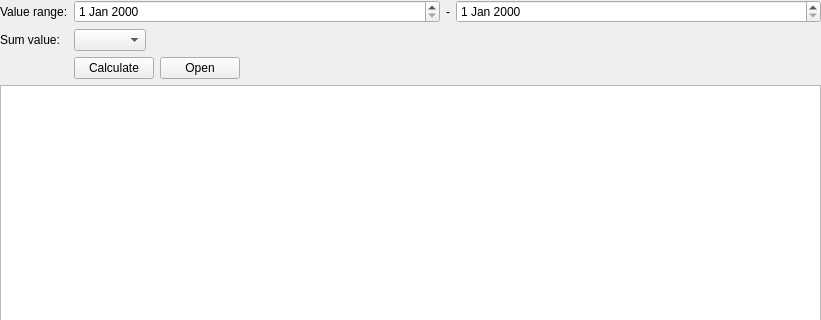
Above: src/stockmonitor/ui/widget/tool/sumwidget.ui from anetczuk/stock-monitor before the change; both pictures show x 0 to 821 and y 0 to 320 of the 821 by 666 pixel window. Below: the same form after it.
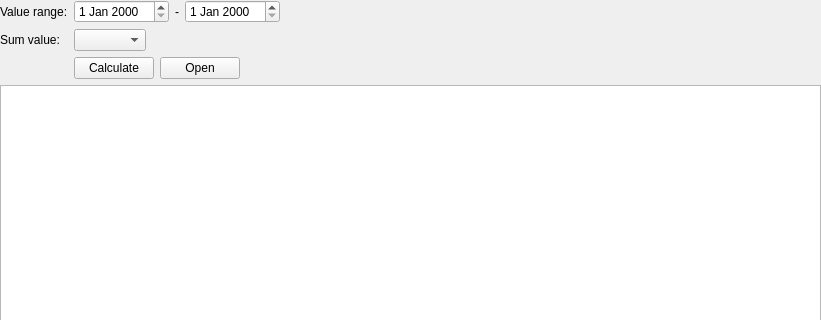
That is the form after the change. Custom widgets are drawn as their Qt base class.

The edit to the form file:
```diff
--- a/src/stockmonitor/ui/widget/tool/sumwidget.ui
+++ b/src/stockmonitor/ui/widget/tool/sumwidget.ui
@@ -36,7 +36,7 @@
       </widget>
      </item>
      <item row="0" column="1">
-      <layout class="QHBoxLayout" name="horizontalLayout" stretch="1,0,1">
+      <layout class="QHBoxLayout" name="horizontalLayout">
        <item>
         <widget class="QDateEdit" name="fromDE"/>
        </item>
@@ -53,6 +53,19 @@
        <item>
         <widget class="QDateEdit" name="toDE"/>
        </item>
+       <item>
+        <spacer name="horizontalSpacer_3">
+         <property name="orientation">
+          <enum>Qt::Horizontal</enum>
+         </property>
+         <property name="sizeHint" stdset="0">
+          <size>
+           <width>40</width>
+           <height>20</height>
+          </size>
+         </property>
+        </spacer>
+       </item>
       </layout>
      </item>
      <item row="1" column="0">
```
